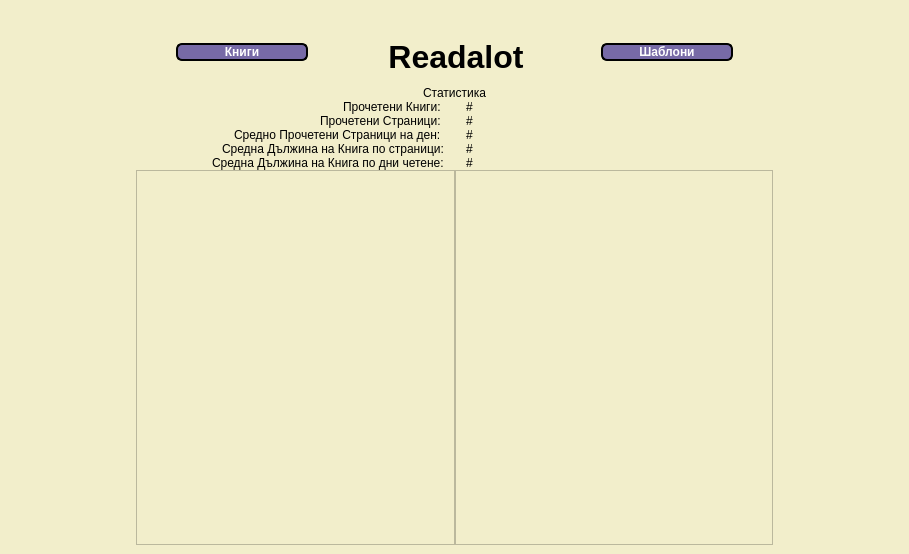
The window that Readalot/mainwindow.ui (TanyaSeykova/Hackaton_2022) describes before a commit, drawn with Qt 5.
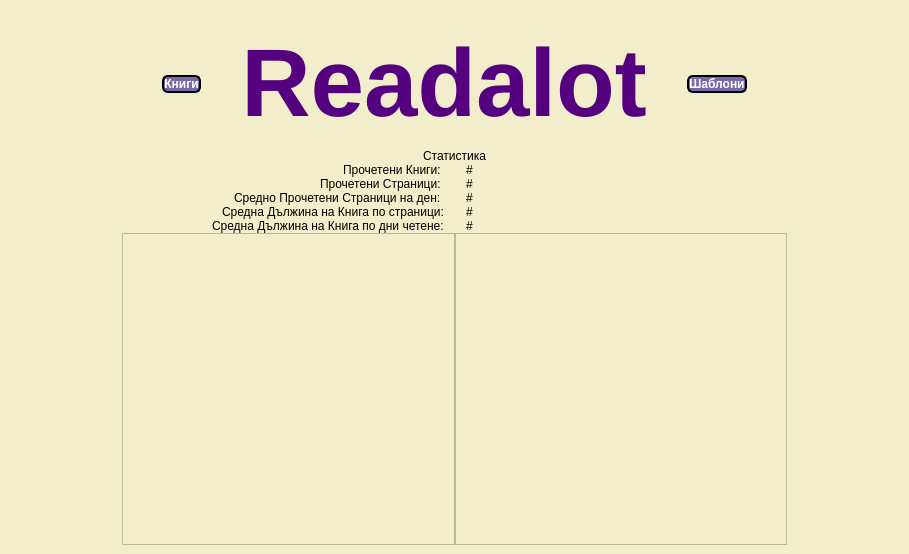
The same window after the commit. Custom widgets are drawn as their Qt base class.

```diff
--- a/Readalot/mainwindow.ui
+++ b/Readalot/mainwindow.ui
@@ -93,14 +93,19 @@
             </property>
            </widget>
           </item>
-          <item row="0" column="1">
-           <widget class="QLabel" name="label">
+          <item row="0" column="1" alignment="Qt::AlignHCenter|Qt::AlignVCenter">
+           <widget class="QLabel" name="sysName">
+            <property name="sizePolicy">
+             <sizepolicy hsizetype="Expanding" vsizetype="Expanding">
+              <horstretch>0</horstretch>
+              <verstretch>0</verstretch>
+             </sizepolicy>
+            </property>
             <property name="styleSheet">
-             <string notr="true">margin-top: 10%;
-font:  40pt  &quot;Pristina&quot;;</string>
+             <string notr="true">font:  20pt  &quot;Pristina&quot;;</string>
             </property>
             <property name="text">
-             <string>&lt;html&gt;&lt;head/&gt;&lt;body&gt;&lt;p align=&quot;center&quot;&gt;&lt;span style=&quot; font-size:24pt; font-weight:600;&quot;&gt;Readalot&lt;/span&gt;&lt;/p&gt;&lt;/body&gt;&lt;/html&gt;</string>
+             <string>&lt;html&gt;&lt;head/&gt;&lt;body&gt;&lt;p align=&quot;center&quot;&gt;&lt;span style=&quot; font-size:72pt; font-weight:600; color:#55007f;&quot;&gt;Readalot&lt;/span&gt;&lt;/p&gt;&lt;/body&gt;&lt;/html&gt;</string>
             </property>
            </widget>
           </item>
```
